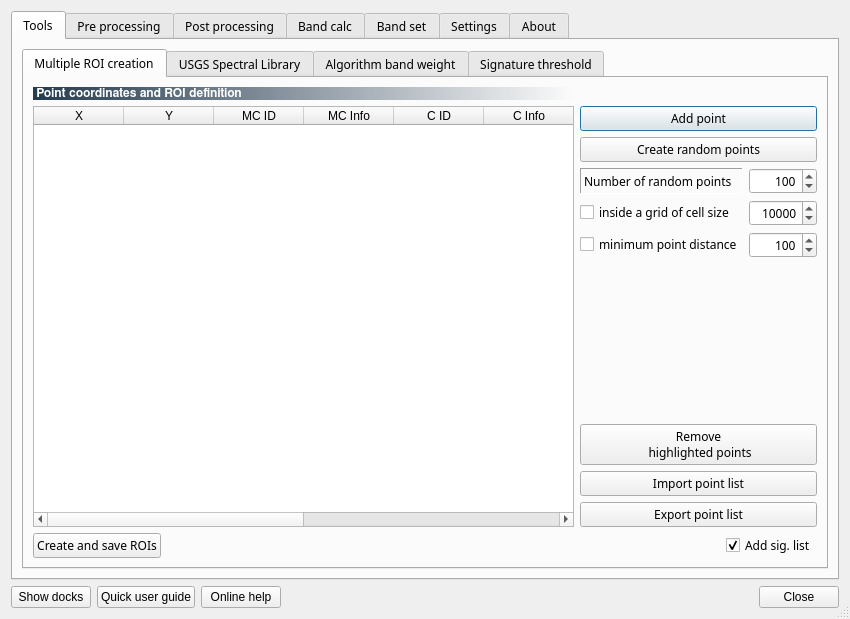
semiautomaticgit/SemiAutomaticClassificationPlugin, file ui/ui_semiautomaticclassificationplugin.ui: the form before one commit.
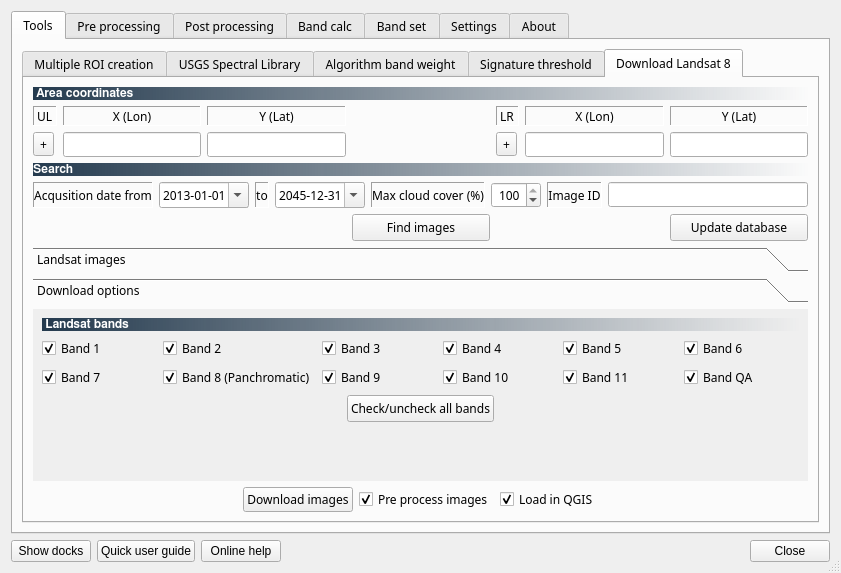
The form after the commit. The open tabs and pages were chosen to show the change. Icons and pictures are not drawn.

What changed in the file:
```diff
--- a/ui/ui_semiautomaticclassificationplugin.ui
+++ b/ui/ui_semiautomaticclassificationplugin.ui
@@ -9,8 +9,8 @@
    <rect>
     <x>0</x>
     <y>0</y>
-    <width>850</width>
-    <height>619</height>
+    <width>836</width>
+    <height>573</height>
    </rect>
   </property>
   <property name="sizePolicy">
@@ -64,7 +64,7 @@
        <item row="0" column="0">
         <widget class="QTabWidget" name="tabWidget">
          <property name="currentIndex">
-          <number>0</number>
+          <number>4</number>
          </property>
          <widget class="QWidget" name="tab_5">
           <attribute name="icon">
@@ -930,6 +930,974 @@
            </item>
           </layout>
          </widget>
+         <widget class="QWidget" name="download_landsat_tab">
+          <attribute name="icon">
+           <iconset resource="resources.qrc">
+            <normaloff>:/plugins/semiautomaticclassificationplugin/icons/semiautomaticclassificationplugin_landsat8_download_tool.png</normaloff>:/plugins/semiautomaticclassificationplugin/icons/semiautomaticclassificationplugin_landsat8_download_tool.png</iconset>
+          </attribute>
+          <attribute name="title">
+           <string>Download Landsat 8</string>
+          </attribute>
+          <layout class="QGridLayout" name="gridLayout_115">
+           <item row="0" column="0">
+            <layout class="QGridLayout" name="gridLayout_133">
+             <item row="2" column="0">
+              <widget class="QLabel" name="label_101">
+               <property name="frameShape">
+                <enum>QFrame::Panel</enum>
+               </property>
+               <property name="frameShadow">
+                <enum>QFrame::Sunken</enum>
+               </property>
+               <property name="text">
+                <string>UL</string>
+               </property>
+              </widget>
+             </item>
+             <item row="2" column="4">
+              <widget class="QLabel" name="label_102">
+               <property name="frameShape">
+                <enum>QFrame::Panel</enum>
+               </property>
+               <property name="frameShadow">
+                <enum>QFrame::Sunken</enum>
+               </property>
+               <property name="text">
+                <string>LR</string>
+               </property>
+              </widget>
+             </item>
+             <item row="1" column="0" colspan="7">
+              <widget class="QLabel" name="label_103">
+               <property name="font">
+                <font>
+                 <family>FreeSans</family>
+                 <weight>75</weight>
+                 <bold>true</bold>
+                </font>
+               </property>
+               <property name="styleSheet">
+                <string notr="true">background-color : qlineargradient(spread:pad, x1:0, y1:0, x2:1, y2:0, stop:0 #243a4e, stop:1 rgba(0, 0, 0, 0)); color : white</string>
+               </property>
+               <property name="frameShape">
+                <enum>QFrame::NoFrame</enum>
+               </property>
+               <property name="frameShadow">
+                <enum>QFrame::Sunken</enum>
+               </property>
+               <property name="text">
+                <string> Area coordinates</string>
+               </property>
+               <property name="alignment">
+                <set>Qt::AlignLeading|Qt::AlignLeft|Qt::AlignVCenter</set>
+               </property>
+              </widget>
+             </item>
+             <item row="3" column="5">
+              <widget class="QLineEdit" name="LX_lineEdit_3">
+               <property name="toolTip">
+                <string>&lt;html&gt;&lt;head/&gt;&lt;body&gt;&lt;p&gt;Lower right X&lt;/p&gt;&lt;/body&gt;&lt;/html&gt;</string>
+               </property>
+               <property name="maxLength">
+                <number>15</number>
+               </property>
+              </widget>
+             </item>
+             <item row="2" column="6">
+              <widget class="QLabel" name="label_104">
+               <property name="frameShape">
+                <enum>QFrame::Panel</enum>
+               </property>
+               <property name="frameShadow">
+                <enum>QFrame::Sunken</enum>
+               </property>
+               <property name="text">
+                <string>Y (Lat)</string>
+               </property>
+               <property name="alignment">
+                <set>Qt::AlignCenter</set>
+               </property>
+              </widget>
+             </item>
+             <item row="2" column="5">
+              <widget class="QLabel" name="label_105">
+               <property name="frameShape">
+                <enum>QFrame::Panel</enum>
+               </property>
+               <property name="frameShadow">
+                <enum>QFrame::Sunken</enum>
+               </property>
+               <property name="text">
+                <string>X (Lon)</string>
+               </property>
+               <property name="alignment">
+                <set>Qt::AlignCenter</set>
+               </property>
+              </widget>
+             </item>
+             <item row="2" column="2">
+              <widget class="QLabel" name="label_106">
+               <property name="frameShape">
+                <enum>QFrame::Panel</enum>
+               </property>
+               <property name="frameShadow">
+                <enum>QFrame::Sunken</enum>
+               </property>
+               <property name="text">
+                <string>Y (Lat)</string>
+               </property>
+               <property name="alignment">
+                <set>Qt::AlignCenter</set>
+               </property>
+              </widget>
+             </item>
+             <item row="2" column="1">
+              <widget class="QLabel" name="label_107">
+               <property name="frameShape">
+                <enum>QFrame::Panel</enum>
+               </property>
+               <property name="frameShadow">
+                <enum>QFrame::Sunken</enum>
+               </property>
+               <property name="text">
+                <string>X (Lon)</string>
+               </property>
+               <property name="alignment">
+                <set>Qt::AlignCenter</set>
+               </property>
+              </widget>
+             </item>
+             <item row="3" column="1">
+              <widget class="QLineEdit" name="UX_lineEdit_3">
+               <property name="toolTip">
+                <string>&lt;html&gt;&lt;head/&gt;&lt;body&gt;&lt;p&gt;Upper left X&lt;/p&gt;&lt;/body&gt;&lt;/html&gt;</string>
+               </property>
+               <property name="maxLength">
+                <number>15</number>
+               </property>
+              </widget>
+             </item>
+             <item row="3" column="2">
+              <widget class="QLineEdit" name="UY_lineEdit_3">
+               <property name="toolTip">
+                <string>&lt;html&gt;&lt;head/&gt;&lt;body&gt;&lt;p&gt;Upper left Y&lt;/p&gt;&lt;/body&gt;&lt;/html&gt;</string>
+               </property>
+               <property name="maxLength">
+                <number>15</number>
+               </property>
+              </widget>
+             </item>
+             <item row="3" column="0">
+              <widget class="QToolButton" name="selectUL_toolButton_3">
+               <property name="toolTip">
+                <string>&lt;html&gt;&lt;head/&gt;&lt;body&gt;&lt;p&gt;Click the map for the upper left coordinates&lt;/p&gt;&lt;/body&gt;&lt;/html&gt;</string>
+               </property>
+               <property name="text">
+                <string>+</string>
+               </property>
+              </widget>
+             </item>
+             <item row="3" column="6">
+              <widget class="QLineEdit" name="LY_lineEdit_3">
+               <property name="toolTip">
+                <string>&lt;html&gt;&lt;head/&gt;&lt;body&gt;&lt;p&gt;Lower right Y&lt;/p&gt;&lt;/body&gt;&lt;/html&gt;</string>
+               </property>
+               <property name="maxLength">
+                <number>15</number>
+               </property>
+              </widget>
+             </item>
+             <item row="3" column="4">
+              <widget class="QToolButton" name="selectLR_toolButton_3">
+               <property name="toolTip">
+                <string>&lt;html&gt;&lt;head/&gt;&lt;body&gt;&lt;p&gt;Click the map for the lower right coordinates&lt;/p&gt;&lt;/body&gt;&lt;/html&gt;</string>
+               </property>
+               <property name="text">
+                <string>+</string>
+               </property>
+              </widget>
+             </item>
+             <item row="2" column="3">
+              <spacer name="horizontalSpacer_33">
+               <property name="orientation">
+                <enum>Qt::Horizontal</enum>
+               </property>
+               <property name="sizeHint" stdset="0">
+                <size>
+                 <width>40</width>
+                 <height>20</height>
+                </size>
+               </property>
+              </spacer>
+             </item>
+             <item row="6" column="3">
+              <widget class="QPushButton" name="find_images_toolButton">
+               <property name="sizePolicy">
+                <sizepolicy hsizetype="Minimum" vsizetype="Maximum">
+                 <horstretch>0</horstretch>
+                 <verstretch>0</verstretch>
+                </sizepolicy>
+               </property>
+               <property name="minimumSize">
+                <size>
+                 <width>121</width>
+                 <height>27</height>
+                </size>
+               </property>
+               <property name="maximumSize">
+                <size>
+                 <width>14000</width>
+                 <height>27</height>
+                </size>
+               </property>
+               <property name="toolTip">
+                <string>&lt;html&gt;&lt;head/&gt;&lt;body&gt;&lt;p&gt;Find Landsat images and add them to the Image list table&lt;/p&gt;&lt;/body&gt;&lt;/html&gt;</string>
+               </property>
+               <property name="text">
+                <string>Find images</string>
+               </property>
+              </widget>
+             </item>
+             <item row="4" column="0" colspan="7">
+              <widget class="QLabel" name="label_109">
+               <property name="font">
+                <font>
+                 <family>FreeSans</family>
+                 <weight>75</weight>
+                 <bold>true</bold>
+                </font>
+               </property>
+               <property name="styleSheet">
+                <string notr="true">background-color : qlineargradient(spread:pad, x1:0, y1:0, x2:1, y2:0, stop:0 #243a4e, stop:1 rgba(0, 0, 0, 0)); color : white</string>
+               </property>
+               <property name="frameShape">
+                <enum>QFrame::NoFrame</enum>
+               </property>
+               <property name="frameShadow">
+                <enum>QFrame::Sunken</enum>
+               </property>
+               <property name="text">
+                <string>Search</string>
+               </property>
+               <property name="alignment">
+                <set>Qt::AlignLeading|Qt::AlignLeft|Qt::AlignVCenter</set>
+               </property>
+              </widget>
+             </item>
+             <item row="5" column="0" colspan="7">
+              <layout class="QGridLayout" name="gridLayout_114">
+               <item row="0" column="7">
+                <widget class="QLineEdit" name="imageID_lineEdit">
+                 <property name="sizePolicy">
+                  <sizepolicy hsizetype="Minimum" vsizetype="Fixed">
+                   <horstretch>0</horstretch>
+                   <verstretch>0</verstretch>
+                  </sizepolicy>
+                 </property>
+                 <property name="minimumSize">
+                  <size>
+                   <width>200</width>
+                   <height>0</height>
+                  </size>
+                 </property>
+                 <property name="toolTip">
+                  <string>&lt;html&gt;&lt;head/&gt;&lt;body&gt;&lt;p&gt;Upper left X&lt;/p&gt;&lt;/body&gt;&lt;/html&gt;</string>
+                 </property>
+                 <property name="maxLength">
+                  <number>10000</number>
+                 </property>
+                </widget>
+               </item>
+               <item row="0" column="3">
+                <widget class="QLabel" name="label_110">
+                 <property name="frameShape">
+                  <enum>QFrame::Panel</enum>
+                 </property>
+                 <property name="frameShadow">
+                  <enum>QFrame::Sunken</enum>
+                 </property>
+                 <property name="text">
+                  <string>Max cloud cover (%)</string>
+                 </property>
+                 <property name="alignment">
+                  <set>Qt::AlignCenter</set>
+                 </property>
+                </widget>
+               </item>
+               <item row="0" column="4">
+                <widget class="QSpinBox" name="cloud_cover_spinBox">
+                 <property name="minimumSize">
+                  <size>
+                   <width>50</width>
+                   <height>0</height>
+                  </size>
+                 </property>
+                 <property name="maximumSize">
+                  <size>
+                   <width>100</width>
+                   <height>16777215</height>
+                  </size>
+                 </property>
+                 <property name="toolTip">
+                  <string>&lt;html&gt;&lt;head/&gt;&lt;body&gt;&lt;p align=&quot;justify&quot;&gt;Minimum distance between points&lt;/p&gt;&lt;/body&gt;&lt;/html&gt;</string>
+                 </property>
+                 <property name="alignment">
+                  <set>Qt::AlignRight|Qt::AlignTrailing|Qt::AlignVCenter</set>
+                 </property>
+                 <property name="minimum">
+                  <number>0</number>
+                 </property>
+                 <property name="maximum">
+                  <number>100</number>
+                 </property>
+                 <property name="singleStep">
+                  <number>10</number>
+                 </property>
+                 <property name="value">
+                  <number>100</number>
+                 </property>
+                </widget>
+               </item>
+               <item row="0" column="0">
+                <layout class="QGridLayout" name="gridLayout_119">
+                 <item row="0" column="2">
+                  <widget class="QLabel" name="label_112">
+                   <property name="frameShape">
+                    <enum>QFrame::Panel</enum>
+                   </property>
+                   <property name="frameShadow">
+                    <enum>QFrame::Sunken</enum>
+                   </property>
+                   <property name="text">
+                    <string>to</string>
+                   </property>
+                   <property name="alignment">
+                    <set>Qt::AlignCenter</set>
+                   </property>
+                  </widget>
+                 </item>
+                 <item row="0" column="0">
+                  <widget class="QLabel" name="label_111">
+                   <property name="frameShape">
+                    <enum>QFrame::Panel</enum>
+                   </property>
+                   <property name="frameShadow">
+                    <enum>QFrame::Sunken</enum>
+                   </property>
+                   <property name="text">
+                    <string>Acqusition date from</string>
+                   </property>
+                   <property name="alignment">
+                    <set>Qt::AlignCenter</set>
+                   </property>
+                  </widget>
+                 </item>
+                 <item row="0" column="1">
+                  <widget class="QDateEdit" name="dateEdit_from">
+                   <property name="maximumDate">
+                    <date>
+                     <year>2045</year>
+                     <month>12</month>
+                     <day>31</day>
+                    </date>
+                   </property>
+                   <property name="minimumDate">
+                    <date>
+                     <year>2013</year>
+                     <month>1</month>
+                     <day>1</day>
+                    </date>
+                   </property>
+                   <property name="displayFormat">
+                    <string>yyyy-MM-dd</string>
+                   </property>
+                   <property name="calendarPopup">
+                    <bool>true</bool>
+                   </property>
+                  </widget>
+                 </item>
+                </layout>
+               </item>
+               <item row="0" column="5">
+                <spacer name="horizontalSpacer_29">
+                 <property name="orientation">
+                  <enum>Qt::Horizontal</enum>
+                 </property>
+                 <property name="sizeHint" stdset="0">
+                  <size>
+                   <width>40</width>
+                   <height>20</height>
+                  </size>
+                 </property>
+                </spacer>
+               </item>
+               <item row="0" column="1">
+                <widget class="QDateEdit" name="dateEdit_to">
+                 <property name="date">
+                  <date>
+                   <year>2045</year>
+                   <month>12</month>
+                   <day>31</day>
+                  </date>
+                 </property>
+                 <property name="maximumDate">
+                  <date>
+                   <year>2045</year>
+                   <month>12</month>
+                   <day>31</day>
+                  </date>
+                 </property>
+                 <property name="minimumDate">
+                  <date>
+                   <year>2013</year>
+                   <month>1</month>
+                   <day>1</day>
+                  </date>
+                 </property>
+                 <property name="displayFormat">
+                  <string>yyyy-MM-dd</string>
+                 </property>
+                 <property name="calendarPopup">
+                  <bool>true</bool>
+                 </property>
+                </widget>
+               </item>
+               <item row="0" column="2">
+                <spacer name="horizontalSpacer_28">
+                 <property name="orientation">
+                  <enum>Qt::Horizontal</enum>
+                 </property>
+                 <property name="sizeHint" stdset="0">
+                  <size>
+                   <width>40</width>
+                   <height>20</height>
+                  </size>
+                 </property>
+                </spacer>
+               </item>
+               <item row="0" column="6">
+                <widget class="QLabel" name="label_113">
+                 <property name="frameShape">
+                  <enum>QFrame::Panel</enum>
+                 </property>
+                 <property name="frameShadow">
+                  <enum>QFrame::Sunken</enum>
+                 </property>
+                 <property name="text">
+                  <string>Image ID</string>
+                 </property>
+                 <property name="alignment">
+                  <set>Qt::AlignCenter</set>
+                 </property>
+                </widget>
+               </item>
+              </layout>
+             </item>
+             <item row="6" column="6">
+              <widget class="QPushButton" name="update_image_database_toolButton">
+               <property name="sizePolicy">
+                <sizepolicy hsizetype="Minimum" vsizetype="Maximum">
+                 <horstretch>0</horstretch>
+                 <verstretch>0</verstretch>
+                </sizepolicy>
+               </property>
+               <property name="minimumSize">
+                <size>
+                 <width>121</width>
+                 <height>27</height>
+                </size>
+               </property>
+               <property name="maximumSize">
+                <size>
+                 <width>14000</width>
+                 <height>27</height>
+                </size>
+               </property>
+               <property name="toolTip">
+                <string>&lt;html&gt;&lt;head/&gt;&lt;body&gt;&lt;p&gt;Update Landsat image database (requires internet connection)&lt;/p&gt;&lt;/body&gt;&lt;/html&gt;</string>
+               </property>
+               <property name="text">
+                <string>Update database</string>
+               </property>
+              </widget>
+             </item>
+            </layout>
+           </item>
+           <item row="1" column="0">
+            <layout class="QGridLayout" name="gridLayout_113">
+             <item row="0" column="0">
+              <widget class="QToolBox" name="toolBox_2">
+               <property name="currentIndex">
+                <number>0</number>
+               </property>
+               <widget class="QWidget" name="page_3">
+                <property name="geometry">
+                 <rect>
+                  <x>0</x>
+                  <y>0</y>
+                  <width>784</width>
+                  <height>208</height>
+                 </rect>
+                </property>
+                <attribute name="label">
+                 <string>Landsat images</string>
+                </attribute>
+                <layout class="QGridLayout" name="gridLayout_135">
+                 <item row="0" column="0">
+                  <layout class="QGridLayout" name="gridLayout_131">
+                   <item row="2" column="1">
+                    <layout class="QGridLayout" name="gridLayout_132">
+                     <item row="0" column="0">
+                      <widget class="QPushButton" name="toolButton_display">
+                       <property name="sizePolicy">
+                        <sizepolicy hsizetype="Minimum" vsizetype="Maximum">
+                         <horstretch>0</horstretch>
+                         <verstretch>0</verstretch>
+                        </sizepolicy>
+                       </property>
+                       <property name="minimumSize">
+                        <size>
+                         <width>121</width>
+                         <height>27</height>
+                        </size>
+                       </property>
+                       <property name="maximumSize">
+                        <size>
+                         <width>14000</width>
+                         <height>27</height>
+                        </size>
+                       </property>
+                       <property name="toolTip">
+                        <string>&lt;html&gt;&lt;head/&gt;&lt;body&gt;&lt;p&gt;Display preview in QGIS of highlighted images&lt;/p&gt;&lt;/body&gt;&lt;/html&gt;</string>
+                       </property>
+                       <property name="text">
+                        <string>Display image preview</string>
+                       </property>
+                      </widget>
+                     </item>
+                     <item row="1" column="0">
+                      <widget class="QPushButton" name="remove_image_toolButton">
+                       <property name="sizePolicy">
+                        <sizepolicy hsizetype="Minimum" vsizetype="Maximum">
+                         <horstretch>0</horstretch>
+                         <verstretch>0</verstretch>
+                        </sizepolicy>
+                       </property>
+                       <property name="minimumSize">
+                        <size>
+                         <width>121</width>
+                         <height>27</height>
+                        </size>
+                       </property>
+                       <property name="maximumSize">
+                        <size>
+                         <width>14000</width>
+                         <height>27</height>
+                        </size>
+                       </property>
+                       <property name="toolTip">
+                        <string>&lt;html&gt;&lt;head/&gt;&lt;body&gt;&lt;p&gt;Remove highlighted images from the table&lt;/p&gt;&lt;/body&gt;&lt;/html&gt;</string>
+                       </property>
+                       <property name="text">
+                        <string>Remove images from list</string>
+                       </property>
+                      </widget>
+                     </item>
+                    </layout>
+                   </item>
+                   <item row="1" column="0" colspan="2">
+                    <widget class="QLabel" name="label_100">
+                     <property name="font">
+                      <font>
+                       <family>FreeSans</family>
+                       <weight>75</weight>
+                       <bold>true</bold>
+                      </font>
+                     </property>
+                     <property name="styleSheet">
+                      <string notr="true">background-color : qlineargradient(spread:pad, x1:0, y1:0, x2:1, y2:0, stop:0 #243a4e, stop:1 rgba(0, 0, 0, 0)); color : white</string>
+                     </property>
+                     <property name="text">
+                      <string>Image list</string>
+                     </property>
+                    </widget>
+                   </item>
+                   <item row="2" column="0">
+                    <widget class="QTableWidget" name="landsat_images_tableWidget">
+                     <property name="sizePolicy">
+                      <sizepolicy hsizetype="Expanding" vsizetype="Expanding">
+                       <horstretch>0</horstretch>
+                       <verstretch>0</verstretch>
+                      </sizepolicy>
+                     </property>
+                     <property name="editTriggers">
+                      <set>QAbstractItemView::NoEditTriggers</set>
+                     </property>
+                     <property name="alternatingRowColors">
+                      <bool>true</bool>
+                     </property>
+                     <property name="selectionBehavior">
+                      <enum>QAbstractItemView::SelectRows</enum>
+                     </property>
+                     <property name="sortingEnabled">
+                      <bool>true</bool>
+                     </property>
+                     <attribute name="verticalHeaderDefaultSectionSize">
+                      <number>20</number>
+                     </attribute>
+                     <column>
+                      <property name="text">
+                       <string>ImageID</string>
+                      </property>
+                     </column>
+                     <column>
+                      <property name="text">
+                       <string>AcquisitionDate</string>
+                      </property>
+                     </column>
+                     <column>
+                      <property name="text">
+                       <string>CloudCover</string>
+                      </property>
+                     </column>
+                     <column>
+                      <property name="text">
+                       <string>Path</string>
+                      </property>
+                     </column>
+                     <column>
+                      <property name="text">
+                       <string>Row</string>
+                      </property>
+                     </column>
+                     <column>
+                      <property name="text">
+                       <string>min_lat</string>
+                      </property>
+                     </column>
+                     <column>
+                      <property name="text">
+                       <string>min_lon</string>
+                      </property>
+                     </column>
+                     <column>
+                      <property name="text">
+                       <string>max_lat</string>
+                      </property>
+                     </column>
+                     <column>
+                      <property name="text">
+                       <string>max_lon</string>
+                      </property>
+                     </column>
+                    </widget>
+                   </item>
+                  </layout>
+                 </item>
+                 <item row="1" column="0">
+                  <layout class="QGridLayout" name="gridLayout_134"/>
+                 </item>
+                </layout>
+               </widget>
+               <widget class="QWidget" name="page_4">
+                <property name="geometry">
+                 <rect>
+                  <x>0</x>
+                  <y>0</y>
+                  <width>523</width>
+                  <height>111</height>
+                 </rect>
+                </property>
+                <attribute name="label">
+                 <string>Download options</string>
+                </attribute>
+                <layout class="QGridLayout" name="gridLayout_118">
+                 <item row="0" column="0">
+                  <layout class="QGridLayout" name="gridLayout_116">
+                   <item row="1" column="5">
+                    <widget class="QCheckBox" name="checkBox_band_6">
+                     <property name="text">
+                      <string>Band 6</string>
+                     </property>
+                     <property name="checked">
+                      <bool>true</bool>
+                     </property>
+                    </widget>
+                   </item>
+                   <item row="1" column="3">
+                    <widget class="QCheckBox" name="checkBox_band_4">
+                     <property name="text">
+                      <string>Band 4</string>
+                     </property>
+                     <property name="checked">
+                      <bool>true</bool>
+                     </property>
+                    </widget>
+                   </item>
+                   <item row="2" column="3">
+                    <widget class="QCheckBox" name="checkBox_band_10">
+                     <property name="text">
+                      <string>Band 10</string>
+                     </property>
+                     <property name="checked">
+                      <bool>true</bool>
+                     </property>
+                    </widget>
+                   </item>
+                   <item row="3" column="0" colspan="6">
+                    <layout class="QGridLayout" name="gridLayout_117">
+                     <item row="0" column="0">
+                      <spacer name="horizontalSpacer_24">
+                       <property name="orientation">
+                        <enum>Qt::Horizontal</enum>
+                       </property>
+                       <property name="sizeHint" stdset="0">
+                        <size>
+                         <width>40</width>
+                         <height>20</height>
+                        </size>
+                       </property>
+                      </spacer>
+                     </item>
+                     <item row="0" column="1">
+                      <widget class="QPushButton" name="check_toolButton">
+                       <property name="sizePolicy">
+                        <sizepolicy hsizetype="Minimum" vsizetype="Maximum">
+                         <horstretch>0</horstretch>
+                         <verstretch>0</verstretch>
+                        </sizepolicy>
+                       </property>
+                       <property name="minimumSize">
+                        <size>
+                         <width>121</width>
+                         <height>27</height>
+                        </size>
+                       </property>
+                       <property name="maximumSize">
+                        <size>
+                         <width>14000</width>
+                         <height>27</height>
+                        </size>
+                       </property>
+                       <property name="toolTip">
+                        <string>&lt;html&gt;&lt;head/&gt;&lt;body&gt;&lt;p&gt;Select all bands&lt;/p&gt;&lt;/body&gt;&lt;/html&gt;</string>
+                       </property>
+                       <property name="text">
+                        <string>Check/uncheck all bands</string>
+                       </property>
+                      </widget>
+                     </item>
+                     <item row="0" column="2">
+                      <spacer name="horizontalSpacer_27">
+                       <property name="orientation">
+                        <enum>Qt::Horizontal</enum>
+                       </property>
+                       <property name="sizeHint" stdset="0">
+                        <size>
+                         <width>40</width>
+                         <height>20</height>
+                        </size>
+                       </property>
+                      </spacer>
+                     </item>
+                     <item row="1" column="1">
+                      <spacer name="verticalSpacer_17">
+                       <property name="orientation">
+                        <enum>Qt::Vertical</enum>
+                       </property>
+                       <property name="sizeHint" stdset="0">
+                        <size>
+                         <width>20</width>
+                         <height>40</height>
+                        </size>
+                       </property>
+                      </spacer>
+                     </item>
+                    </layout>
+                   </item>
+                   <item row="1" column="0">
+                    <widget class="QCheckBox" name="checkBox_band_1">
+                     <property name="text">
+                      <string>Band 1</string>
+                     </property>
+                     <property name="checked">
+                      <bool>true</bool>
+                     </property>
+                    </widget>
+                   </item>
+                   <item row="1" column="2">
+                    <widget class="QCheckBox" name="checkBox_band_3">
+                     <property name="text">
+                      <string>Band 3</string>
+                     </property>
+                     <property name="checked">
+                      <bool>true</bool>
+                     </property>
+                    </widget>
+                   </item>
+                   <item row="2" column="2">
+                    <widget class="QCheckBox" name="checkBox_band_9">
+                     <property name="text">
+                      <string>Band 9</string>
+                     </property>
+                     <property name="checked">
+                      <bool>true</bool>
+                     </property>
+                    </widget>
+                   </item>
+                   <item row="2" column="0">
+                    <widget class="QCheckBox" name="checkBox_band_7">
+                     <property name="text">
+                      <string>Band 7</string>
+                     </property>
+                     <property name="checked">
+                      <bool>true</bool>
+                     </property>
+                    </widget>
+                   </item>
+                   <item row="2" column="5">
+                    <widget class="QCheckBox" name="checkBox_band_12">
+                     <property name="text">
+                      <string>Band QA</string>
+                     </property>
+                     <property name="checked">
+                      <bool>true</bool>
+                     </property>
+                    </widget>
+                   </item>
+                   <item row="1" column="1">
+                    <widget class="QCheckBox" name="checkBox_band_2">
+                     <property name="text">
+                      <string>Band 2</string>
+                     </property>
+                     <property name="checked">
+                      <bool>true</bool>
+                     </property>
+                    </widget>
+                   </item>
+                   <item row="2" column="1">
+                    <widget class="QCheckBox" name="checkBox_band_8">
+                     <property name="text">
+                      <string>Band 8 (Panchromatic)</string>
+                     </property>
+                     <property name="checked">
+                      <bool>true</bool>
+                     </property>
+                    </widget>
+                   </item>
+                   <item row="2" column="4">
+                    <widget class="QCheckBox" name="checkBox_band_11">
+                     <property name="text">
+                      <string>Band 11</string>
+                     </property>
+                     <property name="checked">
+                      <bool>true</bool>
+                     </property>
+                    </widget>
+                   </item>
+                   <item row="1" column="4">
+                    <widget class="QCheckBox" name="checkBox_band_5">
+                     <property name="text">
+                      <string>Band 5</string>
+                     </property>
+                     <property name="checked">
+                      <bool>true</bool>
+                     </property>
+                    </widget>
+                   </item>
+                   <item row="0" column="0" colspan="6">
+                    <widget class="QLabel" name="label_108">
+                     <property name="font">
+                      <font>
+                       <family>FreeSans</family>
+                       <weight>75</weight>
+                       <bold>true</bold>
+                      </font>
+                     </property>
+                     <property name="styleSheet">
+                      <string notr="true">background-color : qlineargradient(spread:pad, x1:0, y1:0, x2:1, y2:0, stop:0 #243a4e, stop:1 rgba(0, 0, 0, 0)); color : white</string>
+                     </property>
+                     <property name="text">
+                      <string> Landsat bands</string>
+                     </property>
+                    </widget>
+                   </item>
+                  </layout>
+                 </item>
+                </layout>
+               </widget>
+              </widget>
+             </item>
+            </layout>
+           </item>
+           <item row="2" column="0">
+            <layout class="QGridLayout" name="gridLayout_112">
+             <item row="0" column="2">
+              <widget class="QCheckBox" name="preprocess_Landsat_checkBox">
+               <property name="toolTip">
+                <string>&lt;html&gt;&lt;head/&gt;&lt;body&gt;&lt;p&gt;Pre process Landsat images&lt;/p&gt;&lt;/body&gt;&lt;/html&gt;</string>
+               </property>
+               <property name="text">
+                <string>Pre process images</string>
+               </property>
+               <property name="checked">
+                <bool>true</bool>
+               </property>
+              </widget>
+             </item>
+             <item row="0" column="0">
+              <spacer name="horizontalSpacer_25">
+               <property name="orientation">
+                <enum>Qt::Horizontal</enum>
+               </property>
+               <property name="sizeHint" stdset="0">
+                <size>
+                 <width>40</width>
+                 <height>20</height>
+                </size>
+               </property>
+              </spacer>
+             </item>
+             <item row="0" column="1">
+              <widget class="QPushButton" name="download_images_Button">
+               <property name="toolTip">
+                <string>&lt;html&gt;&lt;head/&gt;&lt;body&gt;&lt;p&gt;Download images in image list table&lt;/p&gt;&lt;/body&gt;&lt;/html&gt;</string>
+               </property>
+               <property name="text">
+                <string>Download images</string>
+               </property>
+              </widget>
+             </item>
+             <item row="0" column="4">
+              <spacer name="horizontalSpacer_26">
+               <property name="orientation">
+                <enum>Qt::Horizontal</enum>
+               </property>
+               <property name="sizeHint" stdset="0">
+                <size>
+                 <width>40</width>
+                 <height>20</height>
+                </size>
+               </property>
+              </spacer>
+             </item>
+             <item row="0" column="3">
+              <widget class="QCheckBox" name="load_in_QGIS_checkBox">
+               <property name="toolTip">
+                <string>&lt;html&gt;&lt;head/&gt;&lt;body&gt;&lt;p&gt;Load images in QGIS after download&lt;/p&gt;&lt;/body&gt;&lt;/html&gt;</string>
+               </property>
+               <property name="text">
+                <string>Load in QGIS</string>
+               </property>
+               <property name="checked">
+                <bool>true</bool>
+               </property>
+              </widget>
+             </item>
+            </layout>
+           </item>
+          </layout>
+         </widget>
         </widget>
        </item>
       </layout>
```
Left out of the diff: 6 changed lines with no effect on the pictures.
